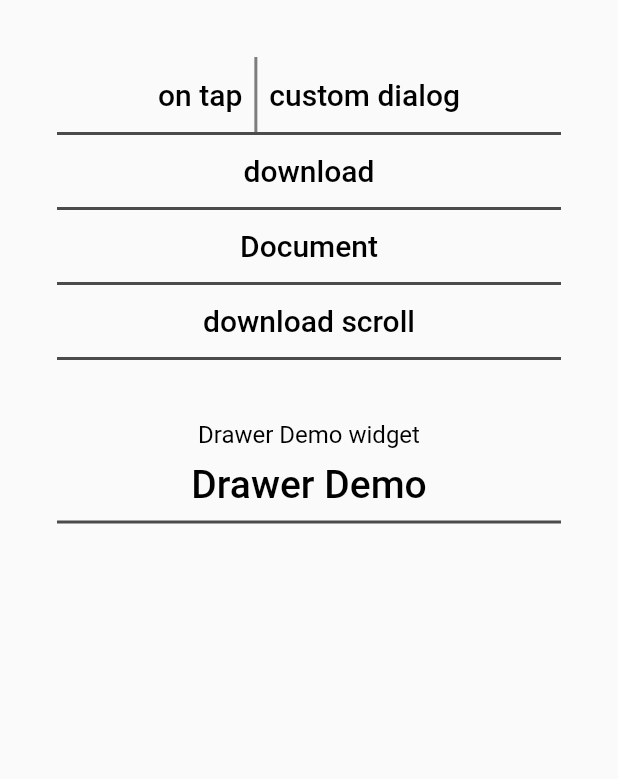
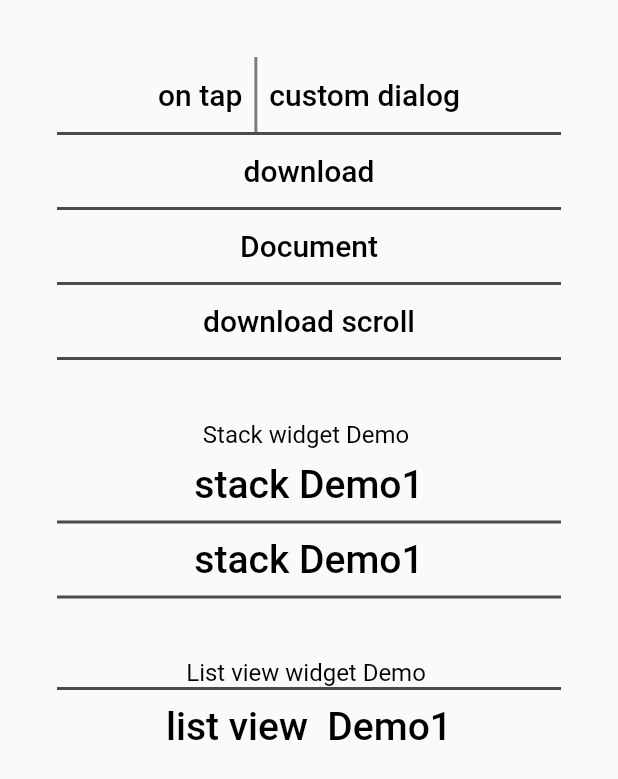
Before and after one commit to Tarang4/Trainee, a Flutter app: the screen it shows after launch, after a tap on "Continue with Google", on a phone screen of 412 x 824 dp. Shown: the top 779 px of the screen. Run offline on Flutter 3.47's test engine with Material 2 defaults, Android fonts, the light colour scheme and no system bars.

Commit message:
12-10 commit

```diff
--- a/lib/Wigets/dailog.dart
+++ b/lib/Wigets/dailog.dart
@@ -1,8 +1,10 @@
 import 'package:flutter/cupertino.dart';
 import 'package:flutter/material.dart';
+import 'package:spotify/Stack%20widget/stack_1.dart';
 import 'package:spotify/Wigets/drawerDemo.dart';
 
 import '../login_screen.dart';
+import 'list_view_demo.dart';
 
 class DialogButton extends StatefulWidget {
   const DialogButton({Key? key}) : super(key: key);
@@ -89,7 +91,7 @@ class _DialogButtonState extends State<DialogButton> {
                 height: 40,
               ),
               Text(
-                'Drawer Demo widget',
+                'Stack widget Demo ',
                 style: TextStyle(fontSize: 16, color: Colors.black),
               ),
               Column(
@@ -100,7 +102,7 @@ class _DialogButtonState extends State<DialogButton> {
                           MaterialPageRoute(
                               builder: (context) => DrawerDemo())),
                       child: Text(
-                        'Drawer Demo',
+                        'stack Demo1',
                         style: TextStyle(fontSize: 26, color: Colors.black),
                       )),
                   Container(
@@ -108,8 +110,49 @@ class _DialogButtonState extends State<DialogButton> {
                     width: double.infinity,
                     color: Colors.black.withOpacity(0.7),
                   ),
+                  TextButton(
+                      onPressed: () => Navigator.push(
+                          context,
+                          MaterialPageRoute(
+                              builder: (context) => StackDemo())),
+                      child: Text(
+                        'stack Demo1',
+                        style: TextStyle(fontSize: 26, color: Colors.black),
+                      )),
+
                 ],
               ),
+              Container(
+                height: 2,
+                width: double.infinity,
+                color: Colors.black.withOpacity(0.7),
+              ),
+              SizedBox(
+                height: 40,
+              ),
+              Text(
+                'List view widget Demo ',
+                style: TextStyle(fontSize: 16, color: Colors.black),
+              ),
+              Container(
+                height: 2,
+                width: double.infinity,
+                color: Colors.black.withOpacity(0.7),
+              ),
+
+              Column(
+                children: [
+                  TextButton(
+                      onPressed: () => Navigator.push(
+                          context,
+                          MaterialPageRoute(
+                              builder: (context) => ListViewItem())),
+                      child: Text(
+                        'list view  Demo1',
+                        style: TextStyle(fontSize: 26, color: Colors.black),
+                      )),
+                ],
+              )
             ],
           ),
         ),
```
Also changed, not shown: lib/Stack widget/stack_1.dart (added, +89 -0 lines), lib/Wigets/drawerDemo.dart (+54 -1 lines), lib/Wigets/list_view_demo.dart (added, +19 -0 lines), 1 other file.
